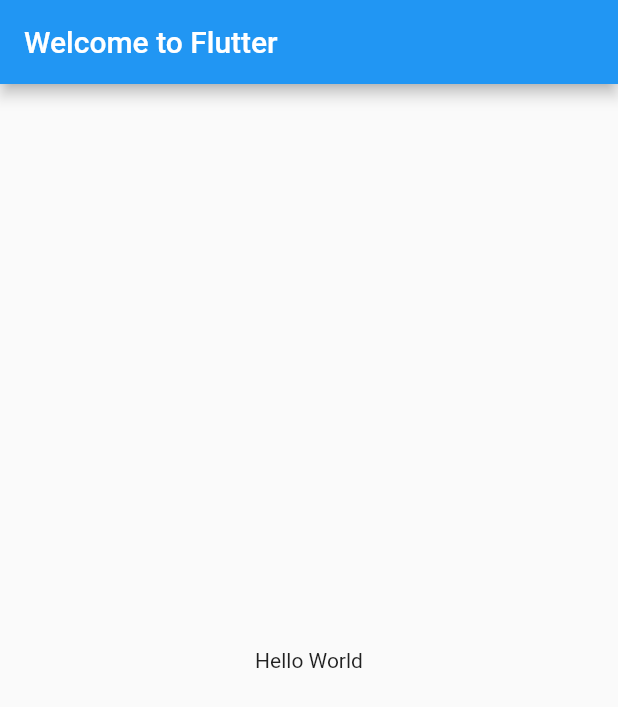
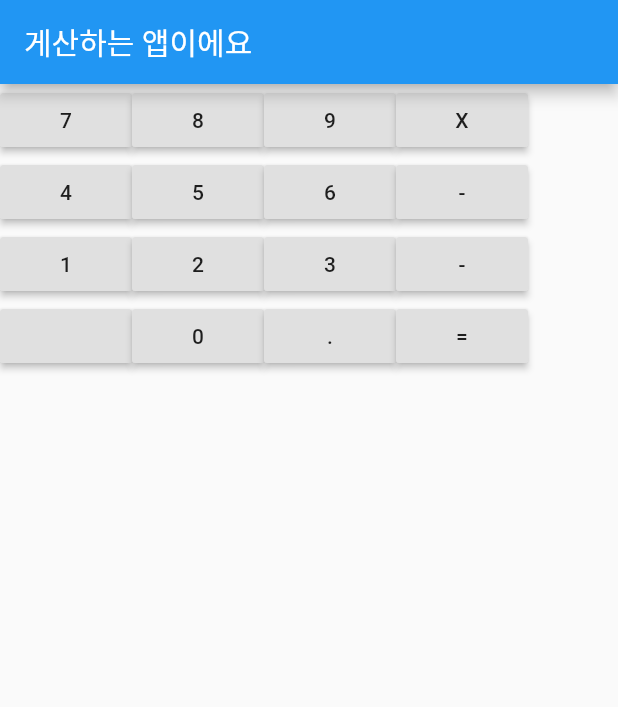
Before and after one commit to Koras02/flutter_netflix, a Flutter app: the screen it shows after launch, on a phone screen of 412 x 824 dp. Shown: the top 707 px of the screen. Run offline on Flutter 3.47's test engine with Material 2 defaults, Android fonts, the light colour scheme and no system bars.

Commit message:
계산기 레이아웃

```diff
--- a/lib/main.dart
+++ b/lib/main.dart
@@ -1,26 +1,137 @@
 import 'package:flutter/material.dart';
 
 void main() {
-  runApp(const MyApp());
+  runApp(MyApp());
 }
 
 class MyApp extends StatelessWidget {
-  const MyApp({Key? key}) : super(key: key);
+  void addNumbers(String key) {
+    print('calc key >> ' + key);
+  }
 
   // This widget is the root of your application.
   @override
   Widget build(BuildContext context) {
     return MaterialApp(
-      title: 'Welcome to Flutter',
-      home: Scaffold(
-        appBar: AppBar(
-          title: Text('Welcome to Flutter'),
-        ),
-        body: Center(
-          child: Text('Hello World'),
-        ),
-      ),
-    );
+        title: "계산기",
+        home: Scaffold(
+            appBar: AppBar(title: Text("게산하는 앱이에요")), // title Bark
+            body: Column(
+              children: [
+                Row(
+                  children: [
+                    RaisedButton(
+                      child: Text('7'),
+                      onPressed: () {
+                        addNumbers('7');
+                      },
+                    ),
+                    RaisedButton(
+                      child: Text('8'),
+                      onPressed: () {
+                        addNumbers('8');
+                      },
+                    ),
+                    RaisedButton(
+                      child: Text('9'),
+                      onPressed: () {
+                        addNumbers('9');
+                      },
+                    ),
+                    RaisedButton(
+                      child: Text('X'),
+                      onPressed: () {
+                        addNumbers('X');
+                      },
+                    ),
+                  ],
+                ),
+                Row(
+                  children: [
+                    RaisedButton(
+                      child: Text('4'),
+                      onPressed: () {
+                        addNumbers('4');
+                      },
+                    ),
+                    RaisedButton(
+                      child: Text('5'),
+                      onPressed: () {
+                        addNumbers('5');
+                      },
+                    ),
+                    RaisedButton(
+                      child: Text('6'),
+                      onPressed: () {
+                        addNumbers('6');
+                      },
+                    ),
+                    RaisedButton(
+                      child: Text('-'),
+                      onPressed: () {
+                        addNumbers('-');
+                      },
+                    ),
+                  ],
+                ),
+                Row(
+                  children: [
+                    RaisedButton(
+                      child: Text('1'),
+                      onPressed: () {
+                        addNumbers('1');
+                      },
+                    ),
+                    RaisedButton(
+                      child: Text('2'),
+                      onPressed: () {
+                        addNumbers('2');
+                      },
+                    ),
+                    RaisedButton(
+                      child: Text('3'),
+                      onPressed: () {
+                        addNumbers('3');
+                      },
+                    ),
+                    RaisedButton(
+                      child: Text('-'),
+                      onPressed: () {
+                        addNumbers('-');
+                      },
+                    ),
+                  ],
+                ),
+                Row(
+                  children: [
+                    RaisedButton(
+                      child: Text(''),
+                      onPressed: () {
+                        addNumbers('');
+                      },
+                    ),
+                    RaisedButton(
+                      child: Text('0'),
+                      onPressed: () {
+                        addNumbers('0');
+                      },
+                    ),
+                    RaisedButton(
+                      child: Text('.'),
+                      onPressed: () {
+                        addNumbers('.');
+                      },
+                    ),
+                    RaisedButton(
+                      child: Text('='),
+                      onPressed: () {
+                        addNumbers('=');
+                      },
+                    ),
+                  ],
+                )
+              ],
+            )));
   }
 }
 
```
